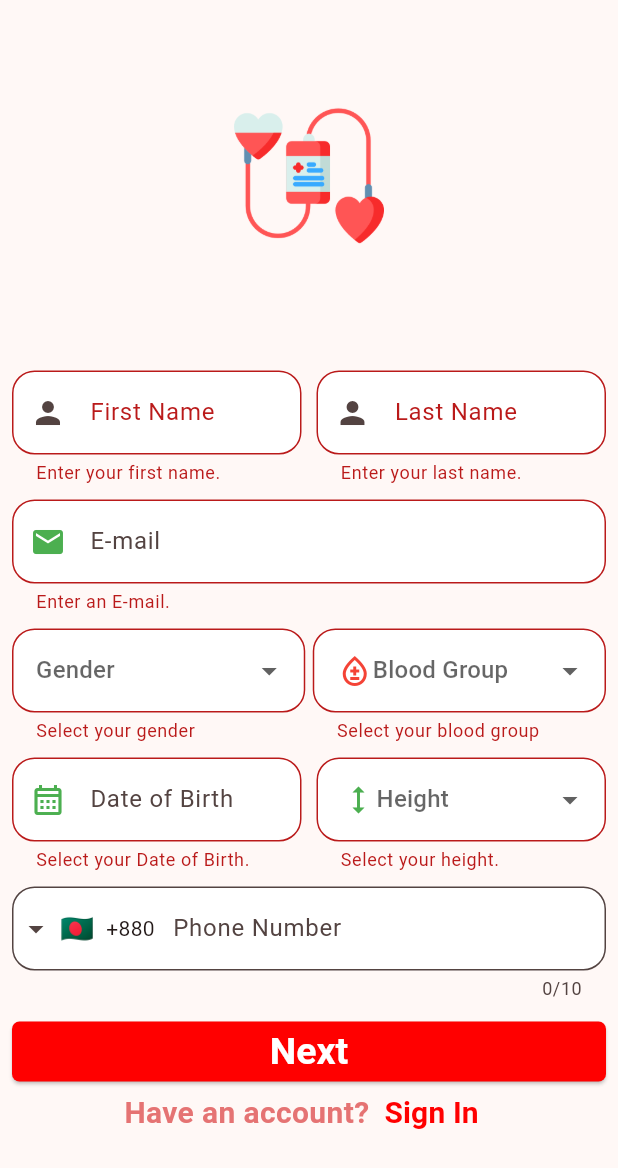
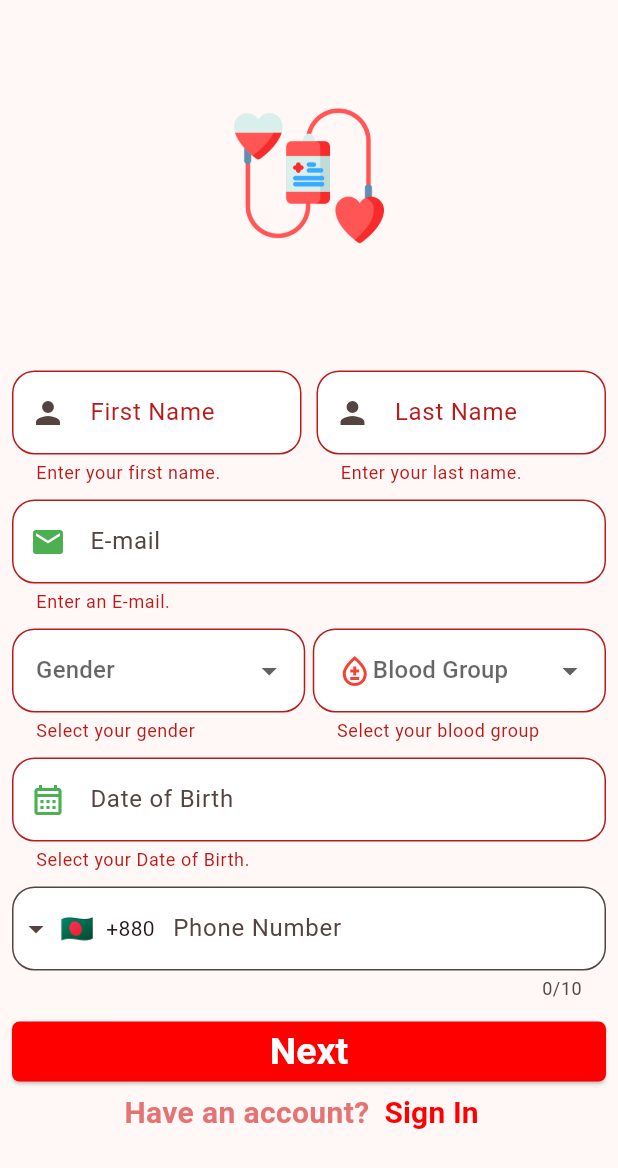
Before and after one commit to partho-debnath/donate-blood-flutter, a Flutter app: the SignUpFirstScreen screen opened by its route, after a tap on "Next", on a phone screen of 412 x 824 dp. Shown: the top 1168 px of the screen. Run offline on Flutter 3.47's test engine with Material 3 defaults, Android fonts, the phone set to English and light mode, and no system bars; drawn by our look-alikes of intl_phone_field; our stand-ins replace get, image_picker.

Commit message:
SignUpFirst Screen DateAndBirth calender date show

```diff
--- a/lib/presentation/ui/screens/sign_up_first_screen.dart
+++ b/lib/presentation/ui/screens/sign_up_first_screen.dart
@@ -1,6 +1,7 @@
 import 'dart:developer';
 
 import 'package:intl_phone_field/intl_phone_field.dart';
+import 'package:intl/intl.dart';
 
 import 'package:flutter/material.dart';
 import 'package:get/get.dart';
@@ -19,6 +20,7 @@ class _SignUpFirstScreenState extends State<SignUpFirstScreen> {
   final GlobalKey<FormState> form = GlobalKey<FormState>();
   final TextEditingController _dateAndBirthTextController =
       TextEditingController();
+  late DateTime dateAndBirth;
   final Map<String, dynamic> formData = {};
 
   @override
@@ -212,10 +214,7 @@ class _SignUpFirstScreenState extends State<SignUpFirstScreen> {
                       ],
                     ),
                     const SizedBox(height: 10),
-                    Row(
-                      children: <Widget>[
-                        Flexible(
-                          child: TextFormField(
+                    TextFormField(
                       onTap: () {
                         showCalender(context);
                       },
@@ -241,45 +240,8 @@ class _SignUpFirstScreenState extends State<SignUpFirstScreen> {
                       },
                       onSaved: (newValue) {
                         log('Date of Birth $newValue');
-                              formData.addAll({'date_of_birth': newValue});
+                        formData.addAll({'date_of_birth': dateAndBirth});
                       },
-                          ),
-                        ),
-                        const SizedBox(width: 10),
-                        Flexible(
-                          child: DropdownButtonFormField(
-                            borderRadius: BorderRadius.circular(10.0),
-                            onChanged: (newValue) {},
-                            hint: const Row(
-                              children: <Widget>[
-                                Icon(Icons.height, color: Colors.green),
-                                Text('Height'),
-                              ],
-                            ),
-                            items: <DropdownMenuItem>[
-                              ...getHeightList().map<DropdownMenuItem>((value) {
-                                return DropdownMenuItem(
-                                  value: value,
-                                  child: Text('$value'),
-                                );
-                              }),
-                            ],
-                            // onChanged: (value) {
-                            //   log(value);
-                            // },
-                            validator: (value) {
-                              if (value == null) {
-                                return 'Select your height.';
-                              }
-                              return null;
-                            },
-                            onSaved: (newValue) {
-                              log('Height $newValue');
-                              formData.addAll({'height': newValue});
-                            },
-                          ),
-                        ),
-                      ],
                     ),
                     const SizedBox(height: 10),
                     IntlPhoneField(
@@ -298,7 +260,7 @@ class _SignUpFirstScreenState extends State<SignUpFirstScreen> {
                         log('Phone Number ->: $newValue');
                         formData.addAll({'mobile_number': 'newValue'});
                       },
-                      textInputAction: TextInputAction.next,
+                      textInputAction: TextInputAction.done,
                     ),
                     const SizedBox(height: 10),
                     ElevatedButton(
@@ -376,19 +338,11 @@ class _SignUpFirstScreenState extends State<SignUpFirstScreen> {
       initialEntryMode: DatePickerEntryMode.calendar,
     );
     if (date != null) {
+      dateAndBirth = date;
       setState(() {
-        _dateAndBirthTextController.text = date.toString();
+        _dateAndBirthTextController.text = DateFormat.yMMMEd().format(date);
       });
     }
     return;
   }
-
-  List<double> getHeightList() {
-    final List<double> heightList = [
-      5.6,
-      6.0,
-      6.5,
-    ];
-    return heightList;
 }
-}
--- a/lib/presentation/ui/screens/sign_up_second_screen.dart
+++ b/lib/presentation/ui/screens/sign_up_second_screen.dart
@@ -104,8 +104,8 @@ class _SignUpSecondScreenState extends State<SignUpSecondScreen> {
                         Flexible(
                           child: TextFormField(
                             decoration: const InputDecoration(
-                              hintText: 'Age',
-                              helperText: 'Years',
+                              labelText: 'Weight',
+                              hintText: '60Kg',
                             ),
                             keyboardType: TextInputType.number,
                             textInputAction: TextInputAction.next,
--- a/pubspec.yaml
+++ b/pubspec.yaml
@@ -39,6 +39,7 @@ dependencies:
   http: ^1.2.1
   intl_phone_field: ^3.2.0
   image_picker: ^1.1.2
+  intl: ^0.19.0
 
 dev_dependencies:
   flutter_test:
```
Also changed, not shown: pubspec.lock. Lines whose indentation alone changed are shown as unchanged.
